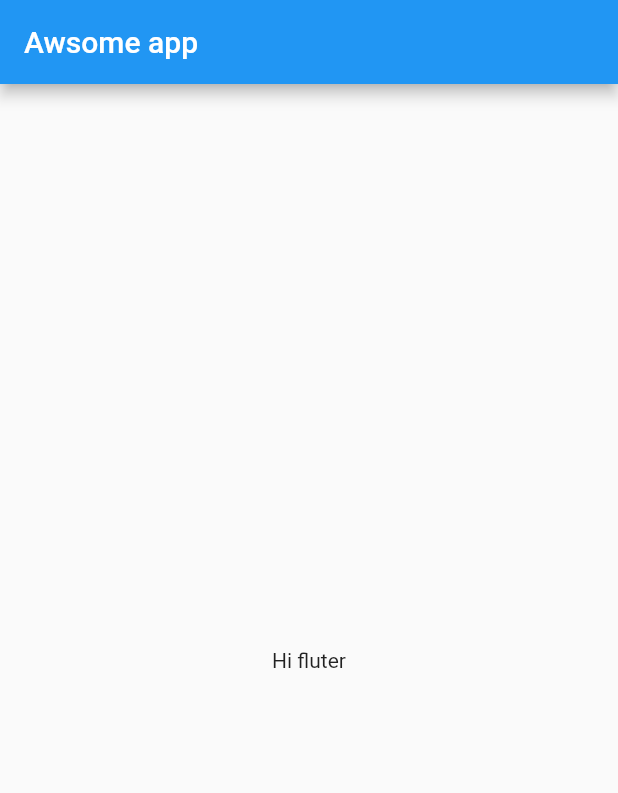
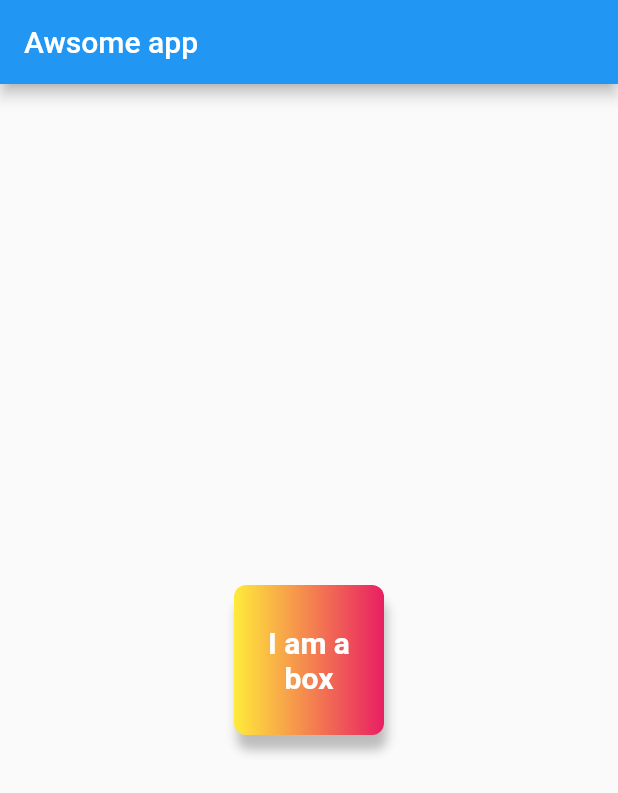
Before and after one commit to dpk06/flutterFirst, a Flutter app: the screen it shows after launch, on a phone screen of 412 x 824 dp. Shown: the top 793 px of the screen. Run offline on Flutter 3.47's test engine with Material 2 defaults, Android fonts, the phone set to English and light mode, and no system bars.

Commit message:
Chap 2 completed

```diff
--- a/lib/main.dart
+++ b/lib/main.dart
@@ -17,9 +17,35 @@ class Homepage extends StatelessWidget {
       appBar: AppBar(
         title: Text("Awsome app"),
       ),
-      body: Container(
-        child: Center(child: Text("Hi fluter")),
-      ),
+      body: Center(
+        child: Container(
+          padding: const EdgeInsets.all(8),
+          alignment: Alignment.center,
+          width: 100,
+          height: 100,
+          decoration: BoxDecoration(
+            borderRadius: BorderRadius.circular(8),
+            boxShadow: [
+                BoxShadow(
+                color: Colors.grey[400],
+                blurRadius: 5,
+                offset: Offset(2.0, 10.0 )
+              )
+            ],
+            color: Colors.teal,
+            gradient: LinearGradient(colors: [Colors.yellow, Colors.pink ])
+          ),
+          child: Text(
+              "I am a box",
+            textAlign: TextAlign.center,
+            style: TextStyle(
+              color: Colors.white,
+               fontWeight: FontWeight.bold,
+              fontSize: 20,
+            ),
+          ),
+        ),
+      )
     );
   }
 }
```
Also changed, not shown: 19 other files.
